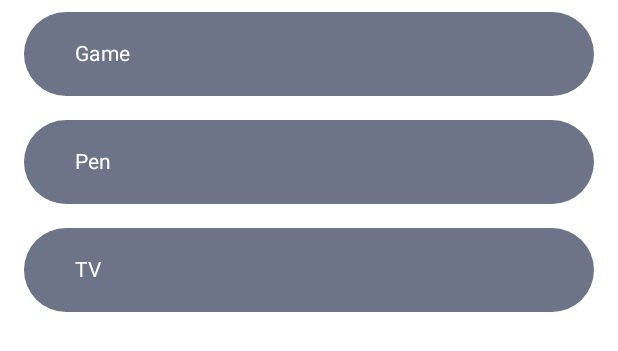
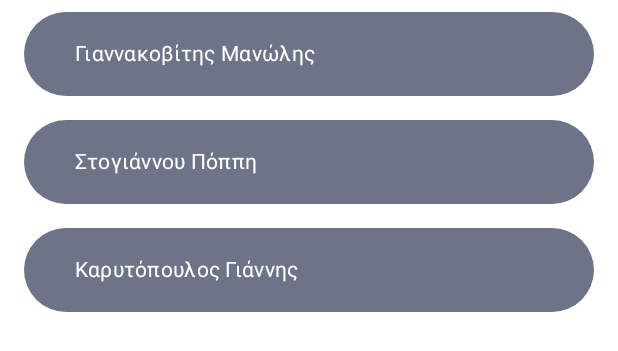
Before and after one commit to TonyGnk/compose-contacts, an Android app built with Jetpack Compose: the @Preview function HomeBodyPreview, on a phone screen of 412 x 824 dp. Shown: the top 351 px of the screen. Run offline under Robolectric (Android 15) with nearby library versions, the phone set to English and light mode, and no system bars; our stand-ins replace Room's generated code.

Commit message:
Complete the previous tasks

```diff
--- a/app/src/main/java/com/example/composecontacts/MainActivity.kt
+++ b/app/src/main/java/com/example/composecontacts/MainActivity.kt
@@ -1,8 +1,9 @@
 package com.example.composecontacts
 
 import android.os.Bundle
-import androidx.activity.*
+import androidx.activity.ComponentActivity
 import androidx.activity.compose.setContent
+import androidx.activity.enableEdgeToEdge
 import androidx.compose.foundation.layout.fillMaxSize
 import androidx.compose.material3.MaterialTheme
 import androidx.compose.material3.Surface
--- a/app/src/main/java/com/example/composecontacts/data/InventoryDatabase.kt
+++ b/app/src/main/java/com/example/composecontacts/data/InventoryDatabase.kt
@@ -1,7 +1,9 @@
 package com.example.composecontacts.data
 
-import android.content.*
-import androidx.room.*
+import android.content.Context
+import androidx.room.Database
+import androidx.room.Room
+import androidx.room.RoomDatabase
 
 
 // Database class with a singleton Instance object.
--- a/app/src/main/java/com/example/composecontacts/ui/AppViewModelProvider.kt
+++ b/app/src/main/java/com/example/composecontacts/ui/AppViewModelProvider.kt
@@ -7,10 +7,10 @@ import androidx.lifecycle.viewmodel.CreationExtras
 import androidx.lifecycle.viewmodel.initializer
 import androidx.lifecycle.viewmodel.viewModelFactory
 import com.example.composecontacts.InventoryApplication
-import com.example.inventory.ui.home.HomeViewModel
 import com.example.composecontacts.ui.item.ItemDetailsViewModel
 import com.example.composecontacts.ui.item.ItemEditViewModel
 import com.example.composecontacts.ui.item.ItemEntryViewModel
+import com.example.inventory.ui.home.HomeViewModel
 
 // Provides Factory to create instance of ViewModel for the entire Inventory app
 object AppViewModelProvider {
--- a/app/src/main/java/com/example/composecontacts/ui/home/HomeScreen.kt
+++ b/app/src/main/java/com/example/composecontacts/ui/home/HomeScreen.kt
@@ -42,20 +42,14 @@ object HomeDestination : NavigationDestination {
     override val titleRes = R.string.app_name
 }
 
-/**
- * Entry route for Home screen
- */
-@OptIn(ExperimentalMaterial3Api::class)
 @SuppressLint("UnusedMaterial3ScaffoldPaddingParameter")
 @Composable
 fun HomeScreen(
     navigateToItemEntry: () -> Unit,
     navigateToItemUpdate: (Int) -> Unit,
     viewModel: HomeViewModel = viewModel(factory = AppViewModelProvider.Factory),
-    modifier: Modifier = Modifier
 ) {
     val homeUiState by viewModel.homeUiState.collectAsState()
-    val scrollBehavior = TopAppBarDefaults.enterAlwaysScrollBehavior()
 
     Scaffold(
         floatingActionButton = {
@@ -139,14 +133,12 @@ private fun ContactItem(
         onClick = onItemClick,
         modifier = Modifier
             .padding(dimensionResource(id = R.dimen.padding_small))
-        //.fillMaxWidth()
     )
     {
         Row(
             modifier = Modifier.padding(
                 dimensionResource(id = R.dimen.padding_smallPlus)
             ),
-            //verticalArrangement = Arrangement.spacedBy(dimensionResource(id = R.dimen.padding_small))
         ) {
             Text(
                 text = item.name,
@@ -162,17 +154,9 @@ private fun ContactItem(
 fun HomeBodyPreview() {
     ComposeContactsTheme {
         HomeBody(listOf(
-            Item(1, "Game", 23105555),
-            Item(2, "Pen", 23105555),
-            Item(3, "TV", 23105555)
+            Item(1, "Γιαννακοβίτης Μανώλης", 23105555),
+            Item(2, "Στογιάννου Πόππη", 23105555),
+            Item(3, "Καρυτόπουλος Γιάννης", 23105555)
         ), onItemClick = {})
     }
 }
-
-@Preview(showBackground = true)
-@Composable
-fun HomeBodyEmptyListPreview() {
-    ComposeContactsTheme {
-        HomeBody(listOf(), onItemClick = {})
-    }
-}
```
Also changed, not shown: app/src/main/java/com/example/composecontacts/data/ItemDao.kt (+7 -2 lines), app/src/main/java/com/example/composecontacts/ui/screens/ContactsViewModel.kt (+6 -4 lines), 1 other file.
